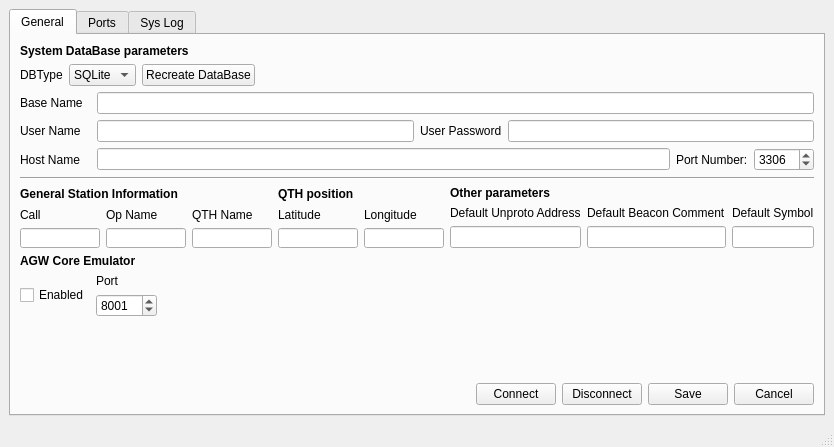
This is qaprs-corejares/ui/mainwindow.ui in UA3MQJ/qaprs as Qt 5 draws it before an edit. The edited form follows.
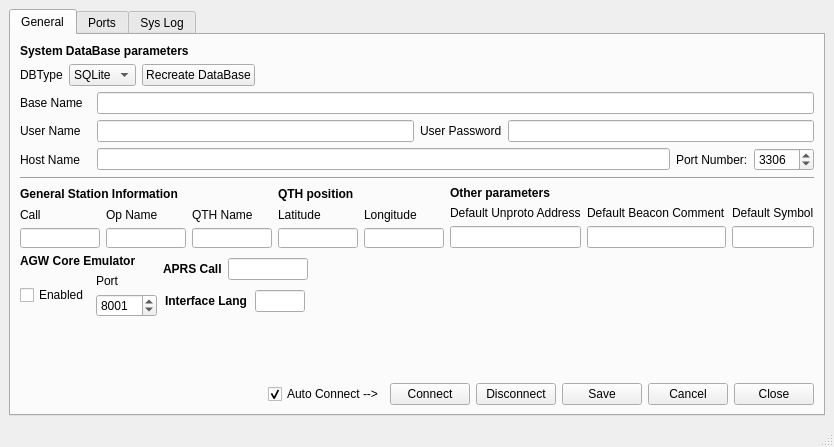
This is the edited form.

Diff of the .ui file:
```diff
--- a/qaprs-corejares/ui/mainwindow.ui
+++ b/qaprs-corejares/ui/mainwindow.ui
@@ -511,7 +511,7 @@
          </layout>
         </item>
         <item>
-         <layout class="QHBoxLayout" name="horizontalLayout_10">
+         <layout class="QHBoxLayout" name="horizontalLayout_13">
           <item>
            <layout class="QVBoxLayout" name="verticalLayout_18">
             <item>
@@ -561,6 +561,88 @@
             </item>
            </layout>
           </item>
+          <item>
+           <layout class="QVBoxLayout" name="verticalLayout_8">
+            <item>
+             <layout class="QHBoxLayout" name="horizontalLayout_10">
+              <item>
+               <widget class="QLabel" name="label_21">
+                <property name="font">
+                 <font>
+                  <weight>75</weight>
+                  <bold>true</bold>
+                 </font>
+                </property>
+                <property name="text">
+                 <string>APRS Call</string>
+                </property>
+               </widget>
+              </item>
+              <item>
+               <widget class="QLineEdit" name="APRSCallEdit">
+                <property name="sizePolicy">
+                 <sizepolicy hsizetype="Fixed" vsizetype="Fixed">
+                  <horstretch>0</horstretch>
+                  <verstretch>0</verstretch>
+                 </sizepolicy>
+                </property>
+                <property name="maximumSize">
+                 <size>
+                  <width>80</width>
+                  <height>16777215</height>
+                 </size>
+                </property>
+                <property name="maxLength">
+                 <number>6</number>
+                </property>
+               </widget>
+              </item>
+             </layout>
+            </item>
+            <item>
+             <layout class="QHBoxLayout" name="horizontalLayout_12">
+              <item>
+               <widget class="QLabel" name="label_22">
+                <property name="sizePolicy">
+                 <sizepolicy hsizetype="Fixed" vsizetype="Preferred">
+                  <horstretch>0</horstretch>
+                  <verstretch>0</verstretch>
+                 </sizepolicy>
+                </property>
+                <property name="font">
+                 <font>
+                  <weight>75</weight>
+                  <bold>true</bold>
+                 </font>
+                </property>
+                <property name="text">
+                 <string>Interface Lang</string>
+                </property>
+               </widget>
+              </item>
+              <item>
+               <widget class="QLineEdit" name="langEdit">
+                <property name="sizePolicy">
+                 <sizepolicy hsizetype="Fixed" vsizetype="Fixed">
+                  <horstretch>0</horstretch>
+                  <verstretch>0</verstretch>
+                 </sizepolicy>
+                </property>
+                <property name="maximumSize">
+                 <size>
+                  <width>50</width>
+                  <height>16777215</height>
+                 </size>
+                </property>
+                <property name="maxLength">
+                 <number>2</number>
+                </property>
+               </widget>
+              </item>
+             </layout>
+            </item>
+           </layout>
+          </item>
           <item>
            <spacer name="horizontalSpacer_3">
             <property name="orientation">
@@ -590,7 +672,7 @@
          </spacer>
         </item>
         <item>
-         <layout class="QHBoxLayout">
+         <layout class="QHBoxLayout" name="horizontalLayout_11">
           <item>
            <spacer>
             <property name="orientation">
@@ -604,6 +686,16 @@
             </property>
            </spacer>
           </item>
+          <item>
+           <widget class="QCheckBox" name="autoconnectCheckBox">
+            <property name="text">
+             <string>Auto Connect --&gt;</string>
+            </property>
+            <property name="checked">
+             <bool>true</bool>
+            </property>
+           </widget>
+          </item>
           <item>
            <widget class="QPushButton" name="connectButton">
             <property name="text">
@@ -632,6 +724,13 @@
             </property>
            </widget>
           </item>
+          <item>
+           <widget class="QPushButton" name="closeButton">
+            <property name="text">
+             <string>Close</string>
+            </property>
+           </widget>
+          </item>
          </layout>
         </item>
        </layout>
```
Left out of the diff: 2 changed lines with no effect on the pictures.
